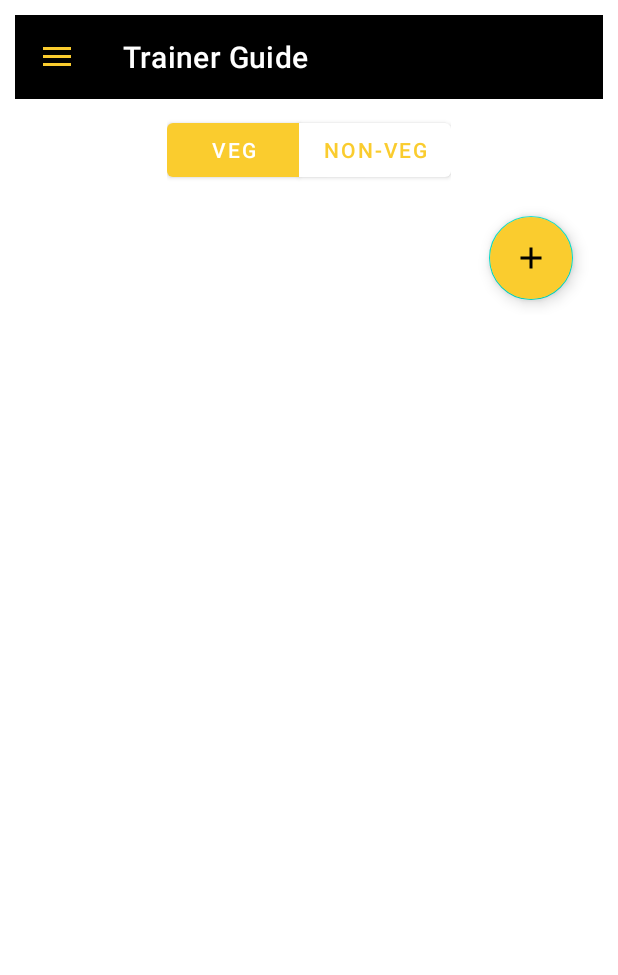
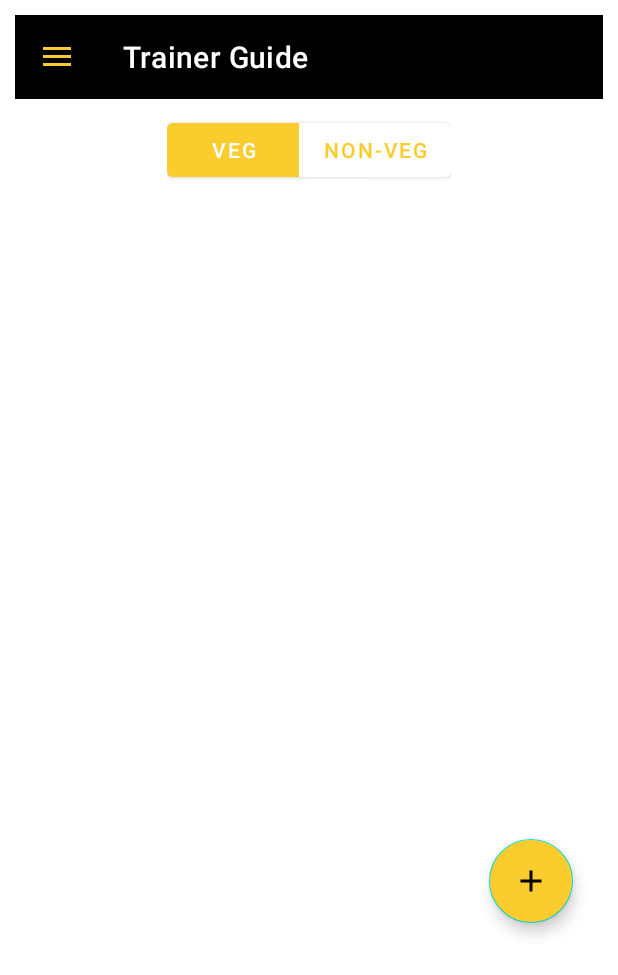
Before and after one commit to vishnuarumugam/TrainerGuide, an Android app: the FoodSourceListScreen screen opened directly, with no data from a screen before it, on a phone screen of 412 x 824 dp. Shown: the top 975 px of the screen. Run offline under Robolectric (Android 15) with nearby library versions, the phone set to English and light mode, and no system bars; our stand-ins replace Firebase (no records; nobody signed in at launch, a user with empty details on screens opened directly).

Commit message:
Foodchart changes

```diff
--- a/app/src/main/java/com/example/trainerguide/models/Trainer.java
+++ b/app/src/main/java/com/example/trainerguide/models/Trainer.java
@@ -22,7 +22,7 @@ public class Trainer extends User {
 
     public Trainer(String userId, String name,Long phoneNumber, Double bmr, Double bmi, Date dateOfBirth, String gender, Double weight, Double height, Date accCreateDttm, boolean isTrainer, Date lastModDttm, String image, String email, List<BmrProgress> bmrReport, HashMap<String,UserMetaData> usersList,HashMap<String,String> healthIssues, HashMap<String,String> foodAllergy, String foodType, String subscriptionType, String description) {
         //super(userId, name, bmr,bmi, dateOfBirth, gender, weight, height, accCreateDttm, isTrainer, lastModDttm, image, email, bmrReport,new HashMap<String, String>(),new HashMap<String, String>(),new HashMap<String, Notification>(), foodType, subscriptionType, description);
-        super(userId, name, bmr,bmi, dateOfBirth, gender, weight, height, accCreateDttm, isTrainer, lastModDttm, image, email,phoneNumber, bmrReport,healthIssues,foodAllergy,new HashMap<String, Notification>());
+        super(userId, name, bmr,bmi, dateOfBirth, gender, weight, height, accCreateDttm, isTrainer, lastModDttm, image, email,phoneNumber, bmrReport,healthIssues,foodAllergy,new HashMap<String, Notification>(), foodType);
         this.usersList = usersList;
     }
 
--- a/app/src/main/res/layout/activity_food_source_list_screen.xml
+++ b/app/src/main/res/layout/activity_food_source_list_screen.xml
@@ -10,14 +10,6 @@
 
 
         <include layout="@layout/common_navigator"/>
-
-
-        <androidx.core.widget.NestedScrollView
-            android:layout_width="match_parent"
-            android:layout_height="match_parent"
-            android:id="@+id/scroll_view">
-
-
 
             <androidx.constraintlayout.widget.ConstraintLayout
                 android:layout_width="match_parent"
@@ -61,6 +53,17 @@
                         android:layout_gravity="center"
                         android:id="@+id/progress_bar"/>
 
+                    <RelativeLayout
+                        android:layout_width="match_parent"
+                        android:layout_height="match_parent">
+
+                        <androidx.core.widget.NestedScrollView
+                            android:layout_width="match_parent"
+                            android:layout_height="500dp">
+
+                            <LinearLayout
+                                android:layout_width="match_parent"
+                                android:layout_height="match_parent">
                                 <androidx.recyclerview.widget.RecyclerView
                         android:layout_width="match_parent"
                         android:layout_height="match_parent"
@@ -69,22 +72,24 @@
                         android:id="@+id/foodListRecycler"
                         tools:listitem="@layout/food_item"
                         android:layout_marginTop="10dp" />
+                            </LinearLayout>
+                        </androidx.core.widget.NestedScrollView>
+
 
                         <com.google.android.material.floatingactionbutton.FloatingActionButton
+                            android:id="@+id/foodSourceAdd"
                             android:layout_width="wrap_content"
                             android:layout_height="wrap_content"
-                        android:id="@+id/foodSourceAdd"
+                            android:layout_alignParentEnd="true"
+                            android:layout_gravity="right"
+                            android:layout_marginEnd="20dp"
+                            android:layout_marginTop="435dp"
                             android:backgroundTint="@color/yellow"
-                        app:layout_constraintEnd_toEndOf="@id/foodSourceLinear"
-                        android:layout_marginRight="10dp"
-                        android:layout_marginVertical="10dp"
-                        android:layout_marginTop="10dp"
-                        android:layout_gravity="right"
                             android:src="@drawable/ic_add"
-                        android:layout_marginEnd="20dp"
-                        android:layout_marginBottom="20dp"
                             tools:ignore="MissingConstraints" />
 
+
+                    </RelativeLayout>
 
                 </LinearLayout>
 
@@ -92,8 +97,5 @@
 
             </androidx.constraintlayout.widget.ConstraintLayout>
 
-        </androidx.core.widget.NestedScrollView>
-
-
 
 </androidx.drawerlayout.widget.DrawerLayout>
--- a/app/src/main/res/layout/profile_screen_dialog.xml
+++ b/app/src/main/res/layout/profile_screen_dialog.xml
@@ -135,6 +135,7 @@
                     android:theme="@style/DialogEditText"
                     android:textAlignment="center"
                     android:inputType="numberDecimal"
+                    android:maxLength="7"
                     android:layout_gravity="center"
                     android:layout_marginTop="15dp"/>
 
@@ -201,6 +202,7 @@
                     android:layout_height="wrap_content"
                     android:id="@+id/profileHeightDialogInput"
                     android:hint="Height"
+                    android:maxLength="7"
                     android:theme="@style/DialogEditText"
                     android:inputType="numberDecimal"
                     android:textAlignment="center"
@@ -273,6 +275,7 @@
                     android:hint="Experience"
                     android:inputType="numberDecimal"
                     android:theme="@style/DialogEditText"
+                    android:maxLength="5"
                     android:textAlignment="center"
                     android:layout_gravity="center"
                     android:layout_marginTop="15dp"/>
@@ -775,7 +778,7 @@
                     android:textAlignment="center"
                     android:layout_marginTop="15dp"
                     android:elevation="10dp"
-                    android:text="(in Rupees)"
+                    android:text="(in Rupees / month)"
                     android:textColor="@color/grey"
                     android:textStyle="bold"
                     style="@style/TextAppearance.AppCompat.Body1" />
@@ -788,6 +791,7 @@
                     android:hint="Amount"
                     android:theme="@style/DialogEditText"
                     android:inputType="numberDecimal"
+                    android:maxLength="5"
                     android:textAlignment="center"
                     android:layout_gravity="center"
                     android:layout_marginTop="15dp"/>
```
Also changed, not shown: app/src/main/java/com/example/trainerguide/ProfileScreen.java (+17 -20 lines), app/src/main/java/com/example/trainerguide/TrainerScreen.java (+0 -24 lines), app/src/main/java/com/example/trainerguide/models/Trainee.java (+3 -13 lines), app/src/main/java/com/example/trainerguide/models/User.java (+10 -1 lines), 1 other file. Lines whose indentation alone changed are shown as unchanged.
